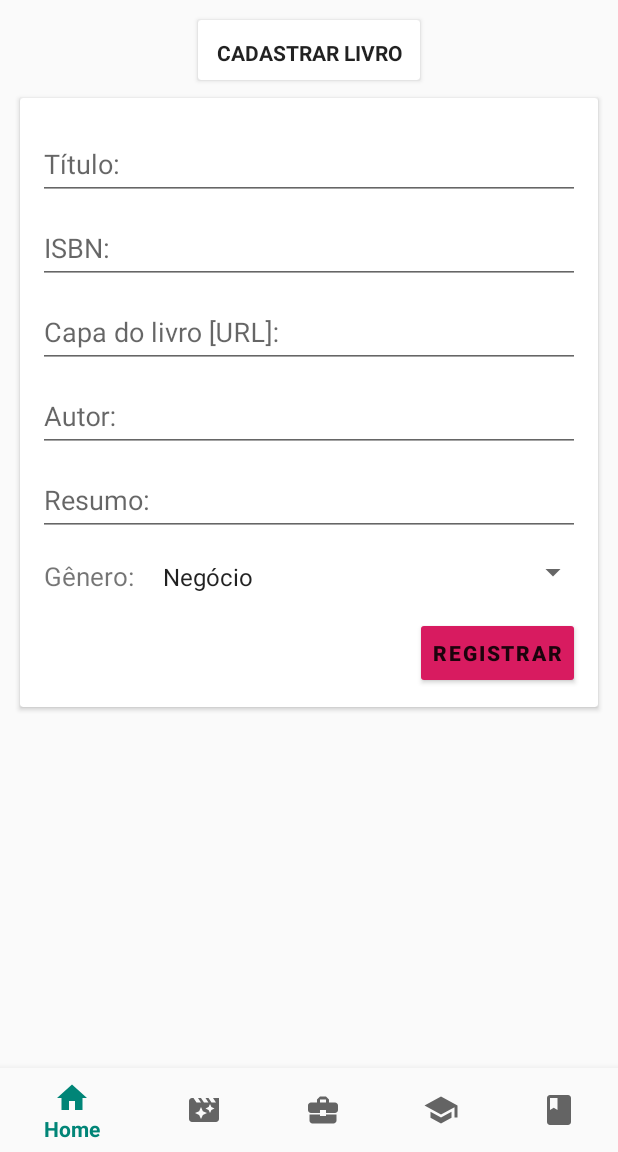
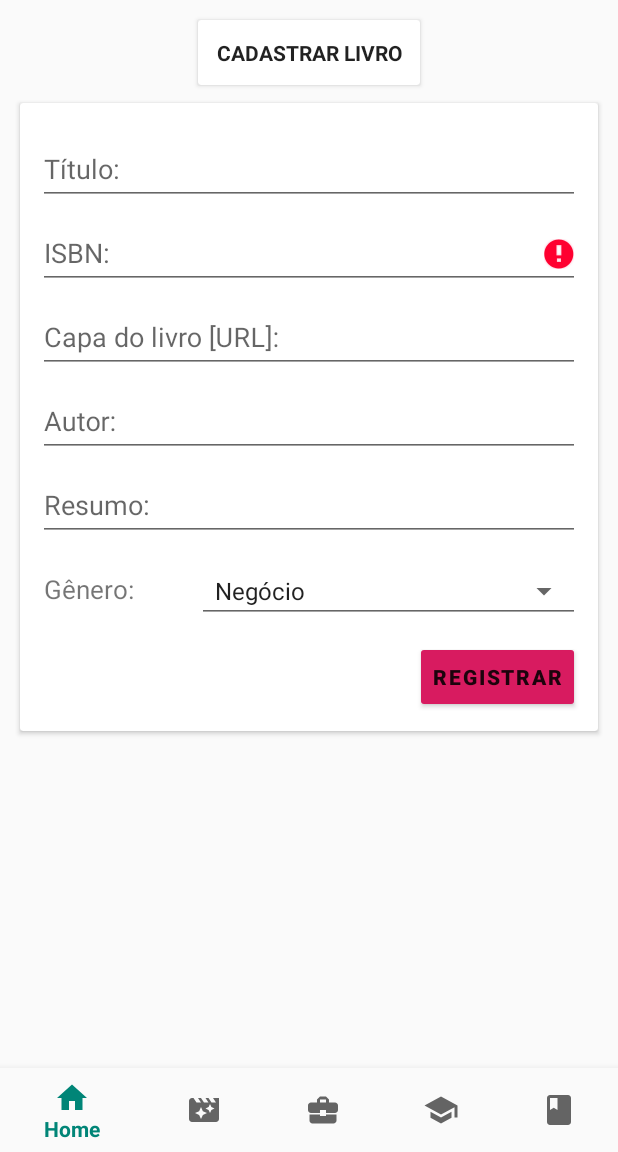
Before and after one commit to moraesBR/EbookStore, an Android app: the fragment TabNewBook placed in its activity, after a tap on "REGISTRAR", on a phone screen of 412 x 824 dp, the part 84-1236 px from its top. Run offline under Robolectric (Android 15) with nearby library versions, the phone set to English and light mode, and no system bars; our stand-ins replace Firebase (no records; nobody signed in at launch, a user with empty details on screens opened directly), Picasso; pictures from the network do not load.

Commit message:
Fragments inserido! Falta ajustar cada tela de fragments

```diff
--- a/app/build.gradle
+++ b/app/build.gradle
@@ -26,7 +26,6 @@ dependencies {
     implementation 'androidx.appcompat:appcompat:1.0.2'
     implementation 'androidx.constraintlayout:constraintlayout:1.1.3'
     implementation 'com.google.android.material:material:1.0.0'
-    implementation 'com.google.firebase:firebase-database:16.0.4'
     implementation 'com.google.firebase:firebase-core:17.0.0'
     implementation 'androidx.preference:preference:1.1.0-rc01'
     implementation 'androidx.vectordrawable:vectordrawable:1.0.1'
@@ -34,4 +33,5 @@ dependencies {
     testImplementation 'junit:junit:4.12'
     androidTestImplementation 'androidx.test:runner:1.2.0'
     androidTestImplementation 'androidx.test.espresso:espresso-core:3.2.0'
+    implementation 'com.google.firebase:firebase-database:17.0.0'
 }
--- a/app/src/main/java/senac/ebookstore/MainActivity.java
+++ b/app/src/main/java/senac/ebookstore/MainActivity.java
@@ -14,11 +14,16 @@ import android.view.Menu;
 import android.view.MenuItem;
 import android.widget.TextView;
 
+import java.util.ArrayList;
+import java.util.List;
+
 import senac.ebookstore.fragments.TabBusiness;
 import senac.ebookstore.fragments.TabHome;
 import senac.ebookstore.fragments.TabNewBook;
+import senac.ebookstore.fragments.TabNewBookAux;
 import senac.ebookstore.fragments.TabNovels;
 import senac.ebookstore.fragments.TabTechnician;
+import senac.ebookstore.models.Ebook;
 
 public class MainActivity extends AppCompatActivity {
 
@@ -30,11 +35,14 @@ public class MainActivity extends AppCompatActivity {
     *   https://www.youtube.com/watch?v=HOZ6OR6rKgw
     */
 
+    public static List<Ebook> ebookList = new ArrayList<Ebook>();
+
     final Fragment fragment1 = new TabHome();
     final Fragment fragment2 = new TabNovels();
     final Fragment fragment3 = new TabBusiness();
     final Fragment fragment4 = new TabTechnician();
     final Fragment fragment5 = new TabNewBook();
+    final Fragment fragment6 = new TabNewBookAux();
     final FragmentManager fm = getSupportFragmentManager();
     Fragment active = fragment1;
 
@@ -76,6 +84,7 @@ public class MainActivity extends AppCompatActivity {
         BottomNavigationView navView = findViewById(R.id.nav_view);
         navView.setOnNavigationItemSelectedListener(mOnNavigationItemSelectedListener);
 
+        fm.beginTransaction().add(R.id.main_container, fragment6, "6").hide(fragment6).commit();
         fm.beginTransaction().add(R.id.main_container, fragment5, "5").hide(fragment5).commit();
         fm.beginTransaction().add(R.id.main_container, fragment4, "4").hide(fragment4).commit();
         fm.beginTransaction().add(R.id.main_container, fragment3, "3").hide(fragment3).commit();
--- a/app/src/main/java/senac/ebookstore/fragments/TabHome.java
+++ b/app/src/main/java/senac/ebookstore/fragments/TabHome.java
@@ -8,13 +8,29 @@ import android.view.ViewGroup;
 import androidx.annotation.NonNull;
 import androidx.annotation.Nullable;
 import androidx.fragment.app.Fragment;
+import androidx.recyclerview.widget.LinearLayoutManager;
+import androidx.recyclerview.widget.RecyclerView;
 
 import senac.ebookstore.R;
+import senac.ebookstore.adapters.EbookAdapter;
+
+import static senac.ebookstore.MainActivity.ebookList;
 
 public class TabHome extends Fragment {
+    private RecyclerView rvEbooks;
+
     @Nullable
     @Override
     public View onCreateView(@NonNull LayoutInflater inflater, @Nullable ViewGroup container, @Nullable Bundle savedInstanceState) {
-        return inflater.inflate(R.layout.fragment_home,container,false);
+        View view = inflater.inflate(R.layout.fragment_home,container,false);
+        rvEbooks = view.findViewById(R.id.list_ebooks);
+        rvEbooks.setHasFixedSize(true);
+        rvEbooks.setLayoutManager(new LinearLayoutManager(getContext(),RecyclerView.VERTICAL,false));
+        rvEbooks.setAdapter(new EbookAdapter(ebookList,getContext()));
+
+        return view;
+
     }
+
+
 }
--- a/app/src/main/java/senac/ebookstore/fragments/TabNewBook.java
+++ b/app/src/main/java/senac/ebookstore/fragments/TabNewBook.java
@@ -1,7 +1,6 @@
 package senac.ebookstore.fragments;
 
 import android.os.Bundle;
-import android.util.Log;
 import android.view.LayoutInflater;
 import android.view.View;
 import android.view.ViewGroup;
@@ -12,7 +11,6 @@ import android.widget.TextView;
 import androidx.annotation.NonNull;
 import androidx.annotation.Nullable;
 import androidx.fragment.app.Fragment;
-import androidx.fragment.app.FragmentActivity;
 
 import com.google.firebase.database.DatabaseReference;
 import com.google.firebase.database.FirebaseDatabase;
@@ -20,6 +18,8 @@ import com.google.firebase.database.FirebaseDatabase;
 import senac.ebookstore.R;
 import senac.ebookstore.models.Ebook;
 import senac.ebookstore.models.Genre;
+
+import static senac.ebookstore.MainActivity.ebookList;
 
 public class TabNewBook extends Fragment {
 
@@ -30,40 +30,57 @@ public class TabNewBook extends Fragment {
     View.OnClickListener buttonOnClickListener = new View.OnClickListener() {
         @Override
         public void onClick(View view) {
-            Ebook ebook = new Ebook();
-            ebook.setTitle(txtTitulo.getText().toString());
-            //Log.e("FRAGMENT",Genre.valueOf(spTipo.getSelectedItem().toString().toUpperCase()).toString());
-            ebook.setGenre(Genre.valueOf(spTipo.getSelectedItem().toString().toUpperCase()));
-            ebook.setIsbn(txtIsbn.getText().toString());
-            ebook.setResume(txtSinopse.getText().toString());
-            ebook.addAuthor(txtAutor.getText().toString());
-            ebook.setUrlImage(txtUrlCapa.getText().toString());
 
-            Log.e("FRAGMENT",ebook.toString());
+            try {
+                if (txtIsbn.getText().toString().isEmpty()) {
+                    throw new Exception("IBSN is empty");
+                }
+                Ebook ebook = new Ebook();
+                ebook.setIsbn(txtIsbn.getText().toString());
+                ebook.setTitle(txtTitulo.getText().toString());
+                ebook.setGenre(Genre.valueOf(spTipo.getSelectedItem().toString().toUpperCase()));
+                ebook.setResume(txtSinopse.getText().toString());
+                ebook.addAuthor(txtAutor.getText().toString());
+                ebook.setUrlImage(txtUrlCapa.getText().toString());
+                ebookList.add(ebook);
 
-            /*FirebaseDatabase database = FirebaseDatabase.getInstance();
-            DatabaseReference myRef = database.getReference("ebook-" + ebook.getIsbn());
-
-            myRef.setValue(ebook);*/
-            getFragmentManager().beginTransaction().hide(getFragmentManager().findFragmentByTag("5")).show(getFragmentManager().findFragmentByTag("1")).commit();
-            //getActivity().getSupportFragmentManager().beginTransaction().replace(R.id.main_container, new Home()).commit();
+                FirebaseDatabase database = FirebaseDatabase.getInstance();
+                DatabaseReference myRef = database.getReference("ebook/"+
+                        ebook.getGenre().toString() + "/" +
+                        ebook.getIsbn());
+                myRef.setValue(ebook);
+                cleanscreen();
+                getFragmentManager().beginTransaction().hide(getFragmentManager().findFragmentByTag("5")).show(getFragmentManager().findFragmentByTag("6")).commit();
+            } catch (Exception e) {
+                cleanscreen();
+                e.printStackTrace();
+            }
         }
     };
 
+    private void cleanscreen() {
+        txtTitulo.setText("");
+        txtIsbn.setText("");
+        txtUrlCapa.setText("");
+        txtAutor.setText("");
+        txtSinopse.setText("");
+        spTipo.setSelection(0);
+    }
 
     @Nullable
     @Override
     public View onCreateView(@NonNull LayoutInflater inflater, @Nullable ViewGroup container, @Nullable Bundle savedInstanceState) {
-        View view = inflater.inflate(R.layout.fragment_newbook,container,false);
-        FragmentActivity fragmentActivity = getActivity();
-        txtTitulo    = view.findViewById(R.id.titleEbook);
-        txtIsbn      = view.findViewById(R.id.isbnEbook);
-        txtUrlCapa   = view.findViewById(R.id.coverEbook);
-        txtAutor     = view.findViewById(R.id.authorsEbook);
-        txtSinopse   = view.findViewById(R.id.resumeEbook);
-        spTipo       = view.findViewById(R.id.genreEbook);
+        View view = inflater.inflate(R.layout.fragment_newbook, container, false);
+        //FragmentActivity fragmentActivity = getActivity();
+
+        txtTitulo = view.findViewById(R.id.titleEbook);
+        txtIsbn = view.findViewById(R.id.isbnEbook);
+        txtIsbn.setError("Obrigatório!");
+        txtUrlCapa = view.findViewById(R.id.coverEbook);
+        txtAutor = view.findViewById(R.id.authorsEbook);
+        txtSinopse = view.findViewById(R.id.resumeEbook);
+        spTipo = view.findViewById(R.id.genreEbook);
         btnRegistrar = view.findViewById(R.id.btnRegistrar);
-
         btnRegistrar.setOnClickListener(buttonOnClickListener);
 
         return view;
--- /dev/null
+++ b/app/src/main/java/senac/ebookstore/fragments/TabNewBookAux.java
@@ -0,0 +1,47 @@
+package senac.ebookstore.fragments;
+
+import android.os.Bundle;
+import android.util.Log;
+import android.view.LayoutInflater;
+import android.view.View;
+import android.view.ViewGroup;
+import android.widget.Button;
+import android.widget.Spinner;
+import android.widget.TextView;
+
+import androidx.annotation.NonNull;
+import androidx.annotation.Nullable;
+import androidx.fragment.app.Fragment;
+import androidx.fragment.app.FragmentActivity;
+
+import senac.ebookstore.R;
+import senac.ebookstore.models.Ebook;
+import senac.ebookstore.models.Genre;
+
+public class TabNewBookAux extends Fragment {
+
+    TextView txtTitulo, txtIsbn, txtUrlCapa, txtAutor, txtSinopse;
+    Spinner spTipo;
+    Button btnRegistrar;
+
+    View.OnClickListener buttonOnClickListener = new View.OnClickListener() {
+        @Override
+        public void onClick(View view) {
+
+            getFragmentManager().beginTransaction().hide(getFragmentManager().findFragmentByTag("6")).show(getFragmentManager().findFragmentByTag("5")).commit();
+
+        }
+    };
+
+    @Nullable
+    @Override
+    public View onCreateView(@NonNull LayoutInflater inflater, @Nullable ViewGroup container, @Nullable Bundle savedInstanceState) {
+        View view = inflater.inflate(R.layout.fragment_newbookaux, container, false);
+        FragmentActivity fragmentActivity = getActivity();
+        btnRegistrar = view.findViewById(R.id.btnNovoRegistrar);
+
+        btnRegistrar.setOnClickListener(buttonOnClickListener);
+
+        return view;
+    }
+}
--- a/app/src/main/res/layout/fragment_newbook.xml
+++ b/app/src/main/res/layout/fragment_newbook.xml
@@ -9,7 +9,7 @@
     <androidx.cardview.widget.CardView
         android:id="@+id/cardTitleEbook"
         android:layout_width="wrap_content"
-        android:layout_height="40dp"
+        android:layout_height="wrap_content"
         android:layout_alignParentTop="true"
         android:layout_centerHorizontal="true"
         android:layout_marginTop="@dimen/cardview_margininner"
@@ -132,14 +132,15 @@
                         android:layout_marginTop="@dimen/cardview_margininner"
                         android:layout_width="match_parent"
                         android:layout_height="wrap_content"
-                        android:weightSum="10"
+                        android:weightSum="7"
                         >
 
                         <TextView
-                            android:layout_width="0dp"
-                            android:layout_height="wrap_content"
-                            android:layout_weight="2"
+                            android:layout_width="wrap_content"
+                            android:layout_height="40dp"
+                            android:layout_weight="1"
                             android:text="@string/item_book_genero"
+                            android:gravity="center_vertical"
                             android:textSize="17sp"
                             android:layout_marginStart="4dp"
                             />
@@ -147,20 +148,26 @@
                         <Spinner
                             android:id="@+id/genreEbook"
                             android:layout_width="0dp"
-                            android:layout_height="30dp"
-                            android:layout_weight="7"
-                            android:background="@android:color/transparent"
+                            android:layout_height="wrap_content"
+                            android:layout_weight="6"
+
                             android:gravity="center"
+                            android:layout_gravity="center_vertical"
                             android:spinnerMode="dropdown"
                             android:entries="@array/genre"
-                            />
+                            style="@android:style/Widget.Material.Light.Spinner.Underlined"
+                            >
 
-                        <ImageView
+
+                        </Spinner>
+
+                        <!-- ImageView
                             android:layout_width="0dp"
                             android:layout_height="wrap_content"
                             android:layout_weight="1"
                             android:layout_gravity="end"
-                            android:src="@drawable/baseline_arrow_drop_down_24" />
+                            android:src="@drawable/baseline_arrow_drop_down_24" /
+                            -->
 
                     </LinearLayout>
 
--- a/build.gradle
+++ b/build.gradle
@@ -7,7 +7,7 @@ buildscript {
 
     }
     dependencies {
-        classpath 'com.android.tools.build:gradle:3.4.1'
+        classpath 'com.android.tools.build:gradle:3.4.2'
         classpath 'com.google.gms:google-services:4.2.0'
 
         // NOTE: Do not place your application dependencies here; they belong
```
Also changed, not shown: app/src/main/AndroidManifest.xml (+0 -9 lines), app/src/main/java/senac/ebookstore/EbookActivity.java (deleted, +0 -33 lines), app/src/main/java/senac/ebookstore/models/Ebook.java (+44 -1 lines), app/src/main/java/senac/ebookstore/models/EbookFirebase.java (added, +16 -0 lines), app/src/main/res/layout/activity_ebook.xml (deleted, +0 -33 lines), app/src/main/res/layout/content_ebook.xml (deleted, +0 -11 lines), app/src/main/res/layout/fragment_newbookaux.xml (added, +87 -0 lines), app/src/main/res/drawable/spinner.png (added).
